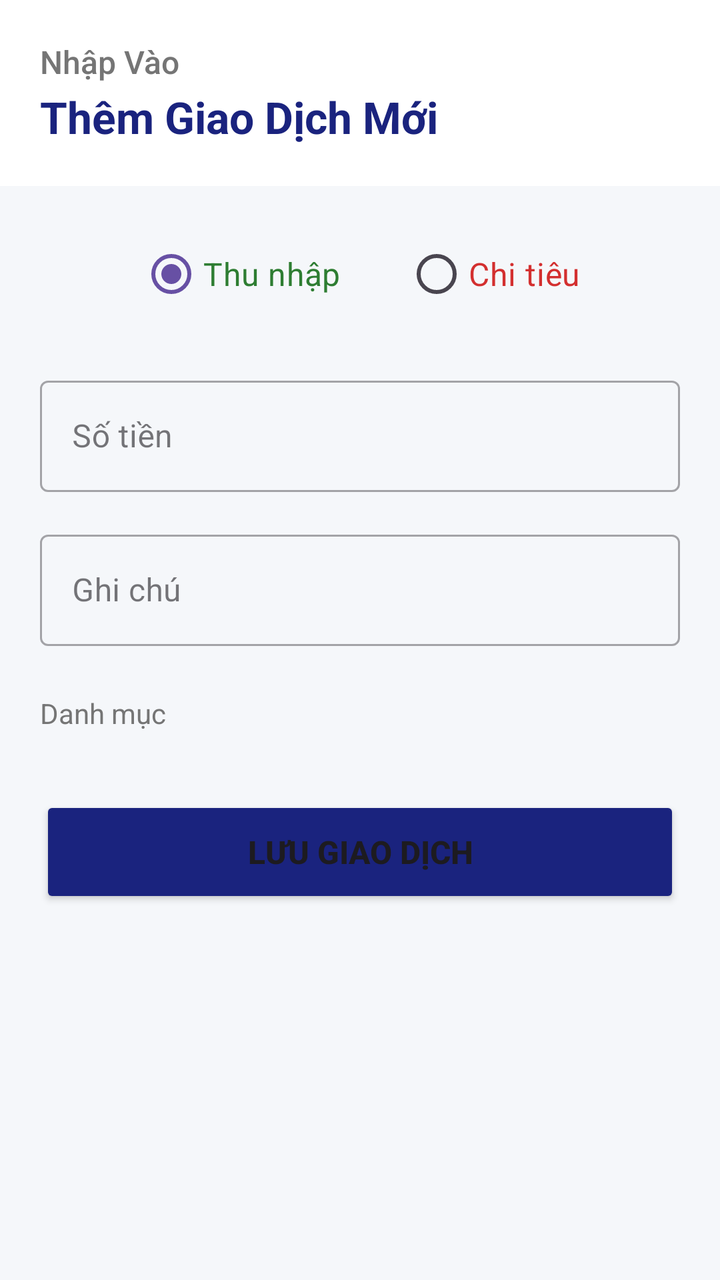
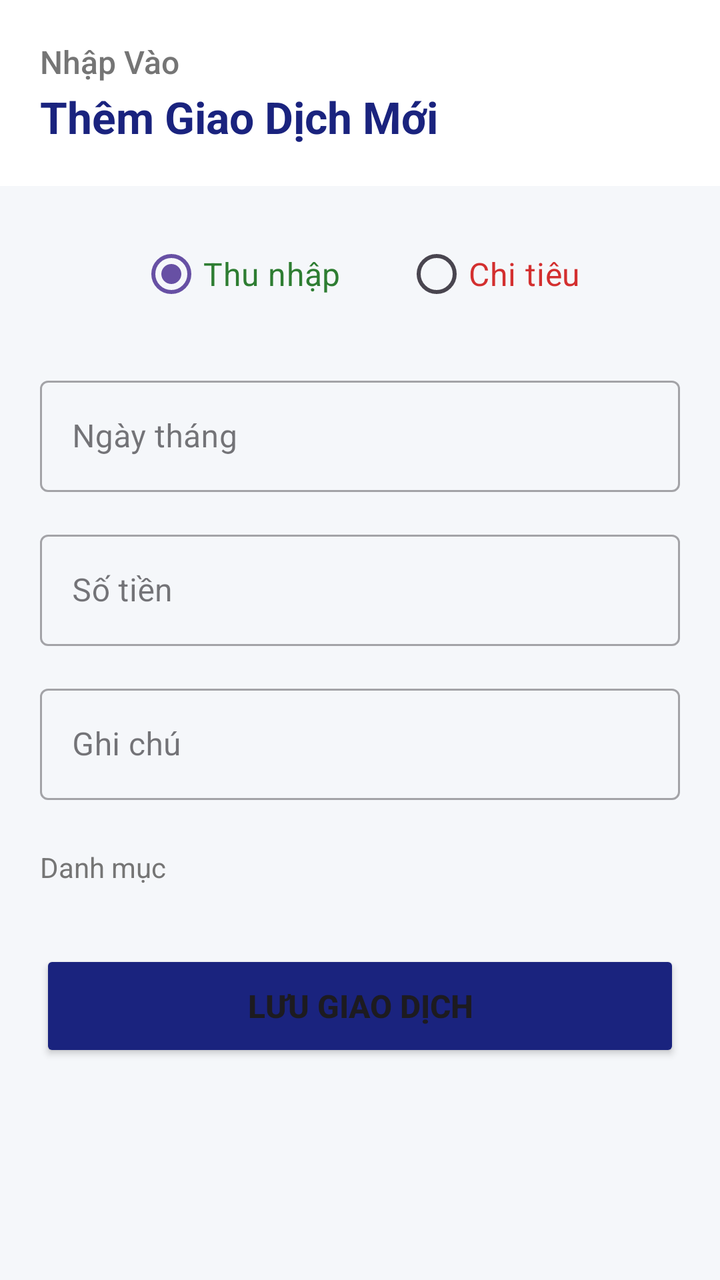

The first picture is an Android layout as it rendered before a commit; the second is the same layout after the commit. The layout source and the unified diff follow.
<!-- AndroidManifest.xml: application theme Theme.QuanLyChiTieu -->
<!-- res/layout/fragment_add.xml -->
<?xml version="1.0" encoding="utf-8"?>
<LinearLayout xmlns:android="http://schemas.android.com/apk/res/android"
    xmlns:app="http://schemas.android.com/apk/res-auto"
    android:layout_width="match_parent"
    android:layout_height="match_parent"
    android:background="#F5F7FA"
    android:orientation="vertical">

    <LinearLayout
        android:layout_width="match_parent"
        android:layout_height="wrap_content"
        android:background="@android:color/white"
        android:orientation="vertical"
        android:padding="20dp">

        <TextView
            android:layout_width="wrap_content"
            android:layout_height="wrap_content"
            android:fontFamily="sans-serif-medium"
            android:text="Nhập Vào"
            android:textColor="#757575"
            android:textSize="16sp" />

        <TextView
            android:layout_width="wrap_content"
            android:layout_height="wrap_content"
            android:layout_marginTop="2dp"
            android:text="Thêm Giao Dịch Mới"
            android:textColor="#1A237E"
            android:textSize="22sp"
            android:textStyle="bold" />
    </LinearLayout>

    <ScrollView
        android:layout_width="match_parent"
        android:layout_height="match_parent">

        <LinearLayout
            android:layout_width="match_parent"
            android:layout_height="wrap_content"
            android:orientation="vertical"
            android:padding="20dp">

            <RadioGroup
                android:id="@+id/rgType"
                android:layout_width="match_parent"
                android:layout_height="wrap_content"
                android:gravity="center"
                android:orientation="horizontal"
                android:layout_marginBottom="24dp">

                <RadioButton
                    android:id="@+id/rbIncome"
                    android:layout_width="wrap_content"
                    android:layout_height="wrap_content"
                    android:checked="true"
                    android:text="Thu nhập"
                    android:textColor="#2E7D32"
                    android:textSize="16sp"
                    android:layout_marginEnd="32dp" />

                <RadioButton
                    android:id="@+id/rbExpense"
                    android:layout_width="wrap_content"
                    android:layout_height="wrap_content"
                    android:text="Chi tiêu"
                    android:textColor="#D32F2F"
                    android:textSize="16sp" />

            </RadioGroup>

            <com.google.android.material.textfield.TextInputLayout
                android:layout_width="match_parent"
                android:layout_height="wrap_content"
                android:hint="Số tiền"
                style="@style/Widget.MaterialComponents.TextInputLayout.OutlinedBox"
                android:layout_marginBottom="16dp"
                app:prefixText="₫ ">

                <com.google.android.material.textfield.TextInputEditText
                    android:id="@+id/etAmount"
                    android:layout_width="match_parent"
                    android:layout_height="wrap_content"
                    android:inputType="numberDecimal" />

            </com.google.android.material.textfield.TextInputLayout>

            <com.google.android.material.textfield.TextInputLayout
                android:layout_width="match_parent"
                android:layout_height="wrap_content"
                android:hint="Ghi chú"
                style="@style/Widget.MaterialComponents.TextInputLayout.OutlinedBox"
                android:layout_marginBottom="24dp">

                <com.google.android.material.textfield.TextInputEditText
                    android:id="@+id/etNote"
                    android:layout_width="match_parent"
                    android:layout_height="wrap_content"
                    android:maxLines="3" />

            </com.google.android.material.textfield.TextInputLayout>

            <TextView
                android:layout_width="wrap_content"
                android:layout_height="wrap_content"
                android:text="Danh mục"
                android:textColor="#757575"
                android:textSize="14sp"
                android:layout_marginBottom="8dp" />

            <GridLayout
                android:id="@+id/gridCategories"
                android:layout_width="match_parent"
                android:layout_height="wrap_content"
                android:columnCount="4"
                android:layout_marginBottom="24dp" />

            <Button
                android:id="@+id/btnSave"
                android:layout_width="match_parent"
                android:layout_height="56dp"
                android:backgroundTint="#1A237E"
                android:text="Lưu giao dịch"
                android:textSize="16sp"
                android:textStyle="bold"
                app:cornerRadius="12dp" />

        </LinearLayout>

    </ScrollView>

</LinearLayout>
<!-- resources referenced by this layout -->
<resources>
  <style name="Theme.QuanLyChiTieu" parent="Base.Theme.QuanLyChiTieu" />
  <style name="Base.Theme.QuanLyChiTieu" parent="Theme.Material3.DayNight.NoActionBar">
          
          
      </style>
</resources>

<!-- the commit's change to res/layout/fragment_add.xml (unified diff, before → after) -->
@@ -72,6 +72,24 @@
             <com.google.android.material.textfield.TextInputLayout
                 android:layout_width="match_parent"
                 android:layout_height="wrap_content"
+                android:hint="Ngày tháng"
+                style="@style/Widget.MaterialComponents.TextInputLayout.OutlinedBox"
+                android:layout_marginBottom="16dp">
+
+                <com.google.android.material.textfield.TextInputEditText
+                    android:id="@+id/etDate"
+                    android:layout_width="match_parent"
+                    android:layout_height="wrap_content"
+                    android:focusable="false"
+                    android:cursorVisible="false"
+                    android:clickable="true"
+                    android:textSize="16sp" />
+
+            </com.google.android.material.textfield.TextInputLayout>
+
+            <com.google.android.material.textfield.TextInputLayout
+                android:layout_width="match_parent"
+                android:layout_height="wrap_content"
                 android:hint="Số tiền"
                 style="@style/Widget.MaterialComponents.TextInputLayout.OutlinedBox"
                 android:layout_marginBottom="16dp"
